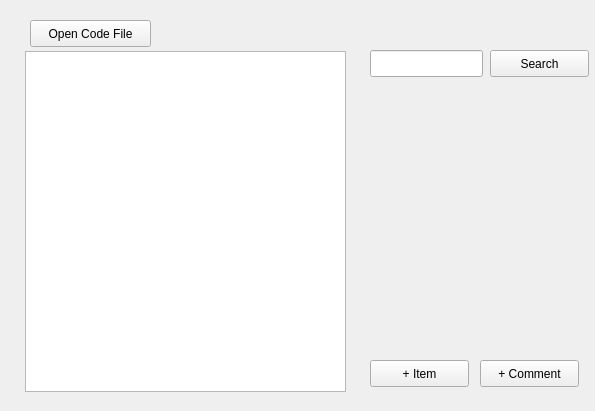
Old version of the form GradingProject/GradingProjectGUI/widget.ui in the repository nax47/Grading-Assistance-App.
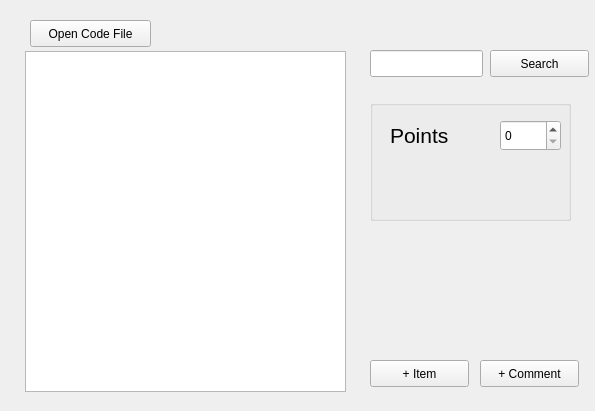
New version of the form. The open tabs and pages were chosen to show the change.

Commit message: fixed gui/dataContainer bug added basic rubric item to gui

```diff
--- a/GradingProject/GradingProjectGUI/widget.ui
+++ b/GradingProject/GradingProjectGUI/widget.ui
@@ -98,6 +98,60 @@
       <string>Open Code File</string>
      </property>
     </widget>
+    <widget class="QGroupBox" name="groupBox">
+     <property name="geometry">
+      <rect>
+       <x>370</x>
+       <y>100</y>
+       <width>201</width>
+       <height>121</height>
+      </rect>
+     </property>
+     <property name="title">
+      <string/>
+     </property>
+     <widget class="QLabel" name="Points1">
+      <property name="geometry">
+       <rect>
+        <x>20</x>
+        <y>20</y>
+        <width>91</width>
+        <height>31</height>
+       </rect>
+      </property>
+      <property name="font">
+       <font>
+        <pointsize>16</pointsize>
+       </font>
+      </property>
+      <property name="text">
+       <string>Points</string>
+      </property>
+     </widget>
+     <widget class="QSpinBox" name="pointsbox1">
+      <property name="geometry">
+       <rect>
+        <x>130</x>
+        <y>20</y>
+        <width>61</width>
+        <height>31</height>
+       </rect>
+      </property>
+     </widget>
+     <widget class="QLabel" name="comment1">
+      <property name="geometry">
+       <rect>
+        <x>10</x>
+        <y>60</y>
+        <width>181</width>
+        <height>51</height>
+       </rect>
+      </property>
+      <property name="text">
+       <string/>
+      </property>
+     </widget>
+    </widget>
    </widget>
    <widget class="QWidget" name="rubricItem">
     <widget class="QLabel" name="subjectLabel">
```
Left out of the diff: 2 changed lines with no effect on the pictures. The commit also changes 7 other files.
